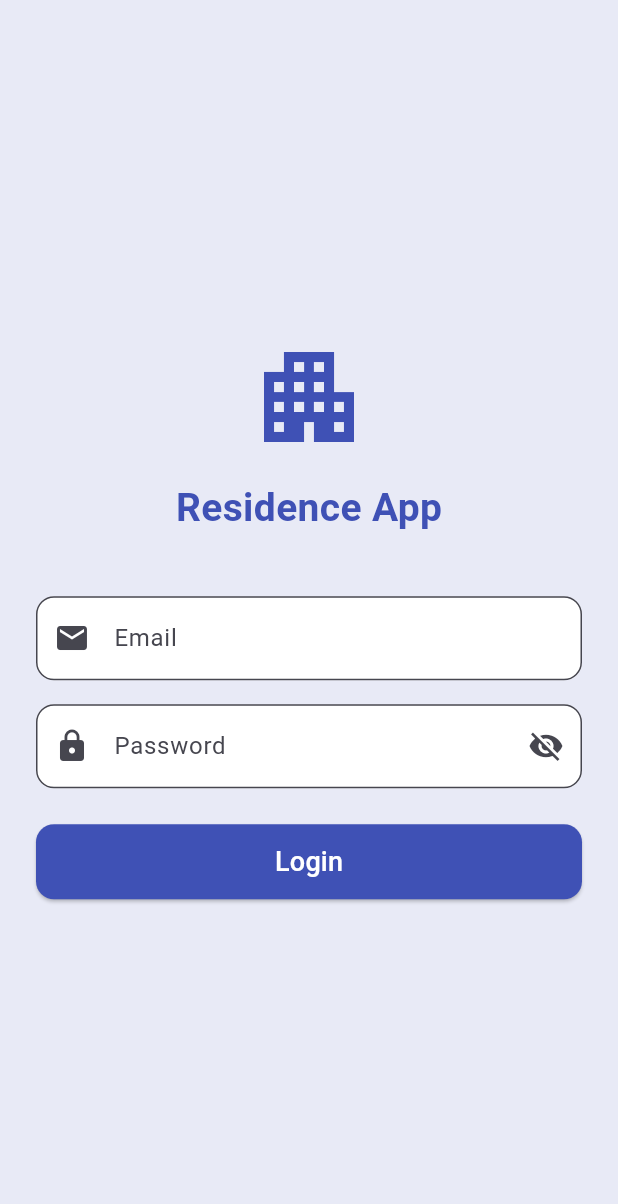
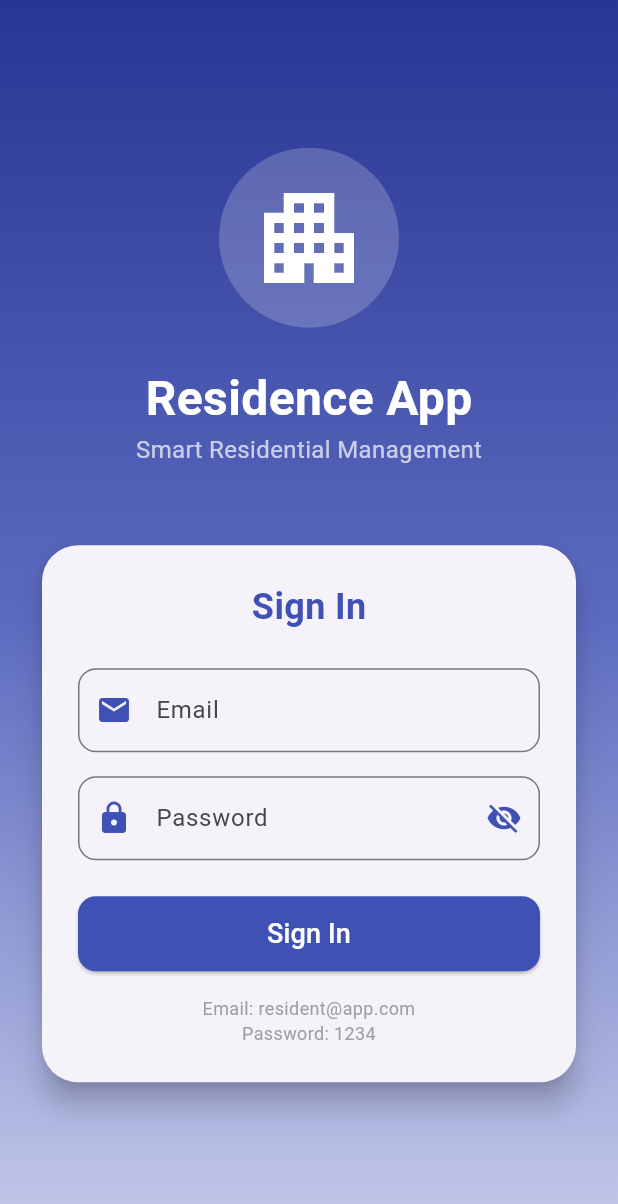
Before and after one commit to ayasouaissia/smart_residence_app, a Flutter app: the screen it shows after launch, on a phone screen of 412 x 824 dp. Shown: the top 1204 px of the screen. Run offline on Flutter 3.47's test engine with Material 3 defaults, Android fonts, the light colour scheme and no system bars.

Commit message:
Day 10: UI Improvements - Login Screen

```diff
--- a/lib/screens/login_screen.dart
+++ b/lib/screens/login_screen.dart
@@ -12,8 +12,20 @@ class _LoginScreenState extends State<LoginScreen> {
   final _emailController = TextEditingController();
   final _passwordController = TextEditingController();
   bool _obscurePassword = true;
+  bool _isLoading = false;
 
-  void _login() {
+  void _login() async {
+    if (_emailController.text.isEmpty || _passwordController.text.isEmpty) {
+      ScaffoldMessenger.of(context).showSnackBar(
+        const SnackBar(content: Text("Please fill all fields!")),
+      );
+      return;
+    }
+
+    setState(() => _isLoading = true);
+    await Future.delayed(const Duration(seconds: 1));
+    setState(() => _isLoading = false);
+
     if (_emailController.text == "resident@app.com" &&
         _passwordController.text == "1234") {
       Navigator.pushReplacement(
@@ -22,7 +34,10 @@ class _LoginScreenState extends State<LoginScreen> {
       );
     } else {
       ScaffoldMessenger.of(context).showSnackBar(
-        const SnackBar(content: Text("Email أو Password غلط!")),
+        const SnackBar(
+          content: Text("Invalid email or password!"),
+          backgroundColor: Colors.red,
+        ),
       );
     }
   }
@@ -30,35 +45,90 @@ class _LoginScreenState extends State<LoginScreen> {
   @override
   Widget build(BuildContext context) {
     return Scaffold(
-      backgroundColor: Colors.indigo.shade50,
-      body: Center(
+      body: Container(
+        decoration: BoxDecoration(
+          gradient: LinearGradient(
+            begin: Alignment.topCenter,
+            end: Alignment.bottomCenter,
+            colors: [
+              Colors.indigo.shade800,
+              Colors.indigo.shade400,
+              Colors.indigo.shade100,
+            ],
+          ),
+        ),
+        child: SafeArea(
+          child: Center(
             child: SingleChildScrollView(
               padding: const EdgeInsets.all(24),
               child: Column(
                 mainAxisAlignment: MainAxisAlignment.center,
                 children: [
-              const Icon(Icons.apartment, size: 80, color: Colors.indigo),
-              const SizedBox(height: 16),
+                  // Logo
+                  Container(
+                    padding: const EdgeInsets.all(20),
+                    decoration: BoxDecoration(
+                      color: Colors.white.withOpacity(0.2),
+                      shape: BoxShape.circle,
+                    ),
+                    child: const Icon(
+                      Icons.apartment,
+                      size: 80,
+                      color: Colors.white,
+                    ),
+                  ),
+                  const SizedBox(height: 24),
                   const Text(
                     "Residence App",
                     style: TextStyle(
-                  fontSize: 26,
+                      fontSize: 32,
+                      fontWeight: FontWeight.bold,
+                      color: Colors.white,
+                    ),
+                  ),
+                  const Text(
+                    "Smart Residential Management",
+                    style: TextStyle(
+                      fontSize: 16,
+                      color: Colors.white70,
+                    ),
+                  ),
+                  const SizedBox(height: 48),
+
+                  // Card
+                  Card(
+                    shape: RoundedRectangleBorder(
+                      borderRadius: BorderRadius.circular(24),
+                    ),
+                    elevation: 8,
+                    child: Padding(
+                      padding: const EdgeInsets.all(24),
+                      child: Column(
+                        children: [
+                          const Text(
+                            "Sign In",
+                            style: TextStyle(
+                              fontSize: 24,
                               fontWeight: FontWeight.bold,
                               color: Colors.indigo,
                             ),
                           ),
-              const SizedBox(height: 40),
+                          const SizedBox(height: 24),
                           TextField(
                             controller: _emailController,
                             keyboardType: TextInputType.emailAddress,
                             decoration: InputDecoration(
                               labelText: "Email",
-                  prefixIcon: const Icon(Icons.email),
+                              prefixIcon: const Icon(Icons.email,
+                                  color: Colors.indigo),
                               border: OutlineInputBorder(
                                 borderRadius: BorderRadius.circular(12),
                               ),
-                  filled: true,
-                  fillColor: Colors.white,
+                              focusedBorder: OutlineInputBorder(
+                                borderRadius: BorderRadius.circular(12),
+                                borderSide: const BorderSide(
+                                    color: Colors.indigo, width: 2),
+                              ),
                             ),
                           ),
                           const SizedBox(height: 16),
@@ -67,12 +137,14 @@ class _LoginScreenState extends State<LoginScreen> {
                             obscureText: _obscurePassword,
                             decoration: InputDecoration(
                               labelText: "Password",
-                  prefixIcon: const Icon(Icons.lock),
+                              prefixIcon: const Icon(Icons.lock,
+                                  color: Colors.indigo),
                               suffixIcon: IconButton(
                                 icon: Icon(
                                   _obscurePassword
                                       ? Icons.visibility_off
                                       : Icons.visibility,
+                                  color: Colors.indigo,
                                 ),
                                 onPressed: () {
                                   setState(() {
@@ -83,8 +155,11 @@ class _LoginScreenState extends State<LoginScreen> {
                               border: OutlineInputBorder(
                                 borderRadius: BorderRadius.circular(12),
                               ),
-                  filled: true,
-                  fillColor: Colors.white,
+                              focusedBorder: OutlineInputBorder(
+                                borderRadius: BorderRadius.circular(12),
+                                borderSide: const BorderSide(
+                                    color: Colors.indigo, width: 2),
+                              ),
                             ),
                           ),
                           const SizedBox(height: 24),
@@ -92,16 +167,30 @@ class _LoginScreenState extends State<LoginScreen> {
                             width: double.infinity,
                             height: 50,
                             child: ElevatedButton(
-                  onPressed: _login,
+                              onPressed: _isLoading ? null : _login,
                               style: ElevatedButton.styleFrom(
                                 backgroundColor: Colors.indigo,
                                 shape: RoundedRectangleBorder(
                                   borderRadius: BorderRadius.circular(12),
                                 ),
                               ),
-                  child: const Text(
-                    "Login",
-                    style: TextStyle(fontSize: 18, color: Colors.white),
+                              child: _isLoading
+                                  ? const CircularProgressIndicator(
+                                      color: Colors.white)
+                                  : const Text(
+                                      "Sign In",
+                                      style: TextStyle(
+                                          fontSize: 18, color: Colors.white),
+                                    ),
+                            ),
+                          ),
+                          const SizedBox(height: 16),
+                          const Text(
+                            "Email: resident@app.com\nPassword: 1234",
+                            textAlign: TextAlign.center,
+                            style: TextStyle(color: Colors.grey, fontSize: 12),
+                          ),
+                        ],
                       ),
                     ),
                   ),
@@ -109,6 +198,8 @@ class _LoginScreenState extends State<LoginScreen> {
               ),
             ),
           ),
+        ),
+      ),
     );
   }
 }
```
Lines whose indentation alone changed are shown as unchanged.
